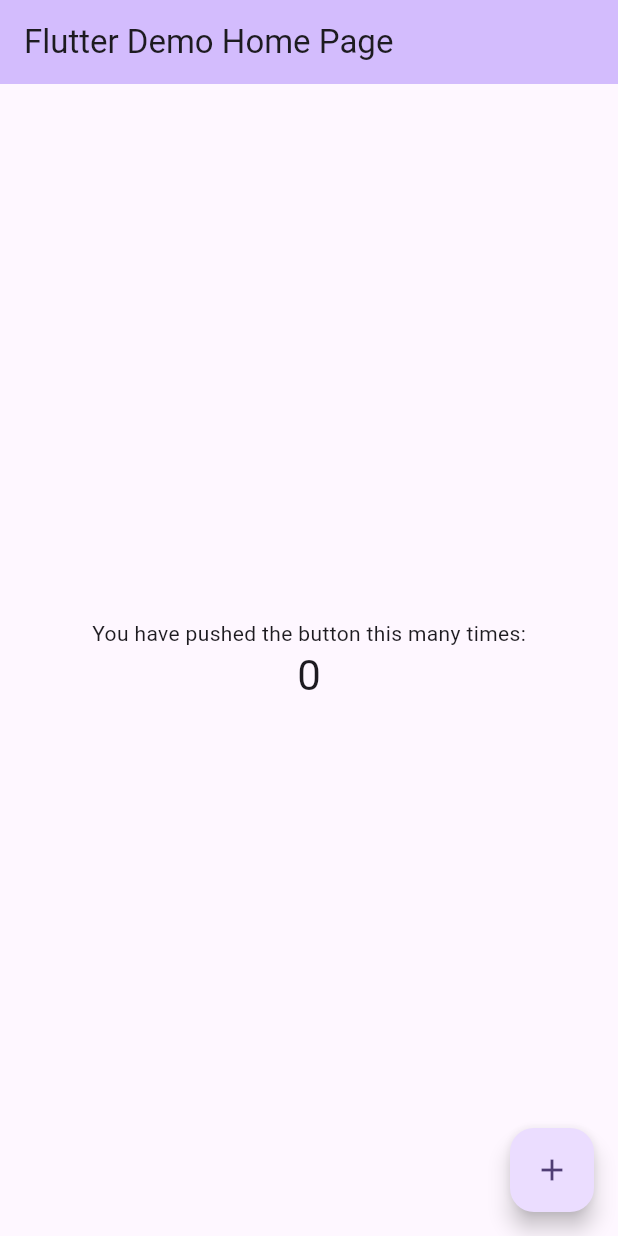
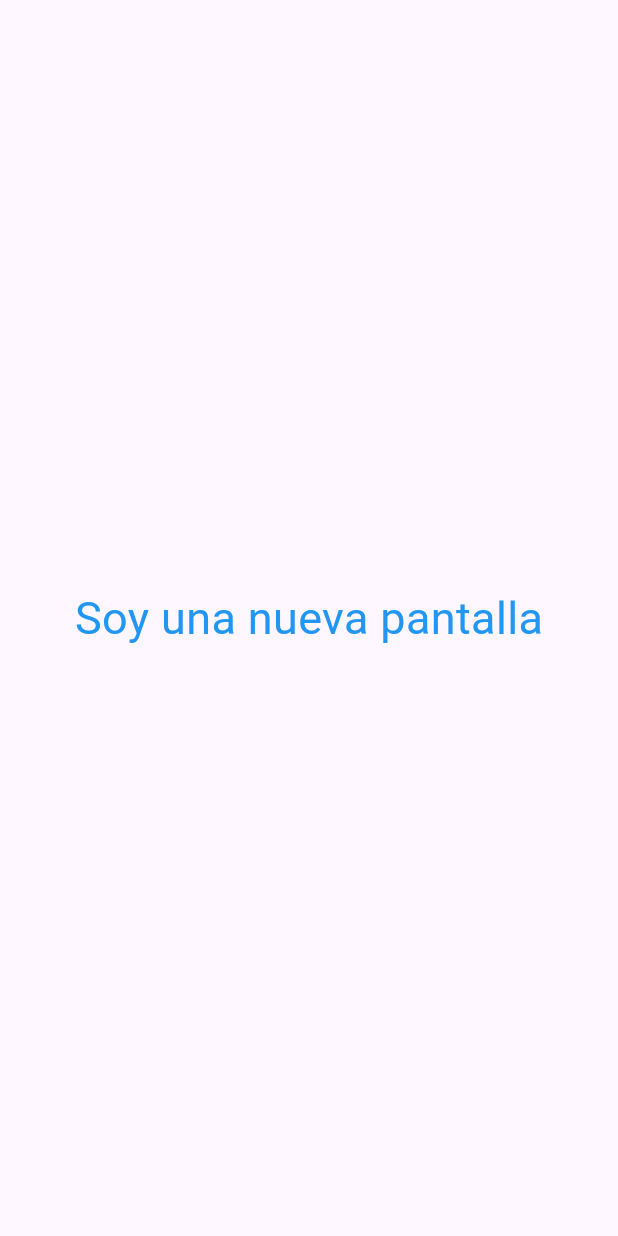
Before and after one commit to devsappsmobile/helloflutter, a Flutter app: the screen it shows after launch, on a phone screen of 412 x 824 dp. Run offline on Flutter 3.47's test engine with Material 2 defaults, Android fonts, the phone set to English and light mode, and no system bars.

Commit message:
Trabajando con dos screens

```diff
--- a/start_screen_apps/lib/main.dart
+++ b/start_screen_apps/lib/main.dart
@@ -1,4 +1,5 @@
 import 'package:flutter/material.dart';
+import 'package:start_screen_apps/presentation/screens/basic_intro.dart';
 
 void main() {
   runApp(const MyApp());
@@ -7,119 +8,11 @@ void main() {
 class MyApp extends StatelessWidget {
   const MyApp({super.key});
 
-  // This widget is the root of your application.
   @override
   Widget build(BuildContext context) {
     return MaterialApp(
-      title: 'Flutter Demo',
-      theme: ThemeData(
-        // This is the theme of your application.
-        //
-        // TRY THIS: Try running your application with "flutter run". You'll see
-        // the application has a blue toolbar. Then, without quitting the app,
-        // try changing the seedColor in the colorScheme below to Colors.green
-        // and then invoke "hot reload" (save your changes or press the "hot
-        // reload" button in a Flutter-supported IDE, or press "r" if you used
-        // the command line to start the app).
-        //
-        // Notice that the counter didn't reset back to zero; the application
-        // state is not lost during the reload. To reset the state, use hot
-        // restart instead.
-        //
-        // This works for code too, not just values: Most code changes can be
-        // tested with just a hot reload.
-        colorScheme: ColorScheme.fromSeed(seedColor: Colors.deepPurple),
-        useMaterial3: true,
-      ),
-      home: const MyHomePage(title: 'Flutter Demo Home Page'),
-    );
+        debugShowCheckedModeBanner: false,
+        theme: ThemeData(useMaterial3: true),
+        home: const BasicIntro());
   }
 }
-
-class MyHomePage extends StatefulWidget {
-  const MyHomePage({super.key, required this.title});
-
-  // This widget is the home page of your application. It is stateful, meaning
-  // that it has a State object (defined below) that contains fields that affect
-  // how it looks.
-
-  // This class is the configuration for the state. It holds the values (in this
-  // case the title) provided by the parent (in this case the App widget) and
-  // used by the build method of the State. Fields in a Widget subclass are
-  // always marked "final".
-
-  final String title;
-
-  @override
-  State<MyHomePage> createState() => _MyHomePageState();
-}
-
-class _MyHomePageState extends State<MyHomePage> {
-  int _counter = 0;
-
-  void _incrementCounter() {
-    setState(() {
-      // This call to setState tells the Flutter framework that something has
-      // changed in this State, which causes it to rerun the build method below
-      // so that the display can reflect the updated values. If we changed
-      // _counter without calling setState(), then the build method would not be
-      // called again, and so nothing would appear to happen.
-      _counter++;
-    });
-  }
-
-  @override
-  Widget build(BuildContext context) {
-    // This method is rerun every time setState is called, for instance as done
-    // by the _incrementCounter method above.
-    //
-    // The Flutter framework has been optimized to make rerunning build methods
-    // fast, so that you can just rebuild anything that needs updating rather
-    // than having to individually change instances of widgets.
-    return Scaffold(
-      appBar: AppBar(
-        // TRY THIS: Try changing the color here to a specific color (to
-        // Colors.amber, perhaps?) and trigger a hot reload to see the AppBar
-        // change color while the other colors stay the same.
-        backgroundColor: Theme.of(context).colorScheme.inversePrimary,
-        // Here we take the value from the MyHomePage object that was created by
-        // the App.build method, and use it to set our appbar title.
-        title: Text(widget.title),
-      ),
-      body: Center(
-        // Center is a layout widget. It takes a single child and positions it
-        // in the middle of the parent.
-        child: Column(
-          // Column is also a layout widget. It takes a list of children and
-          // arranges them vertically. By default, it sizes itself to fit its
-          // children horizontally, and tries to be as tall as its parent.
-          //
-          // Column has various properties to control how it sizes itself and
-          // how it positions its children. Here we use mainAxisAlignment to
-          // center the children vertically; the main axis here is the vertical
-          // axis because Columns are vertical (the cross axis would be
-          // horizontal).
-          //
-          // TRY THIS: Invoke "debug painting" (choose the "Toggle Debug Paint"
-          // action in the IDE, or press "p" in the console), to see the
-          // wireframe for each widget.
-          mainAxisAlignment: MainAxisAlignment.center,
-          children: <Widget>[
-            const Text(
-              'You have pushed the button this many times:',
-            ),
-            Text(
-              '$_counter',
-              style: Theme.of(context).textTheme.headlineMedium,
-            ),
-          ],
-        ),
-      ),
-      floatingActionButton: FloatingActionButton(
-        onPressed: _incrementCounter,
-        tooltip: 'Increment',
-        child: const Icon(Icons.add),
-      ), // This trailing comma makes auto-formatting nicer for build methods.
-    );
-  }
-}
--- /dev/null
+++ b/start_screen_apps/lib/presentation/screens/basic_intro.dart
@@ -0,0 +1,16 @@
+import 'package:flutter/material.dart';
+
+class BasicIntro extends StatelessWidget {
+  const BasicIntro({super.key});
+
+  @override
+  Widget build(BuildContext context) {
+    return const Scaffold(
+      body: Center(
+          child: Text(
+        'Soy una nueva pantalla',
+        style: (TextStyle(fontSize: 30, color: Colors.blue)),
+      )),
+    );
+  }
+}
```
